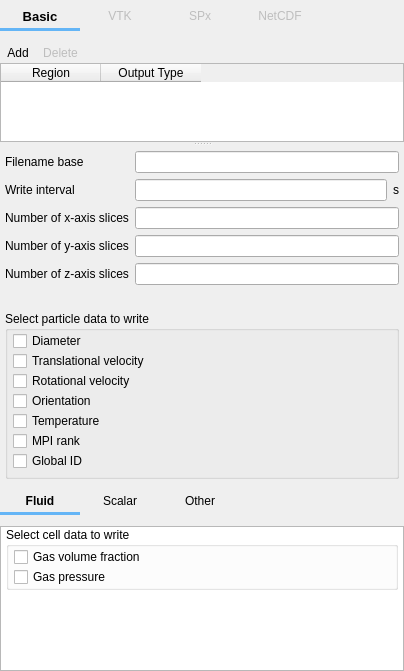
Qt form mfixgui/uifiles/output.ui (truongd8593/mfix) before a commit.
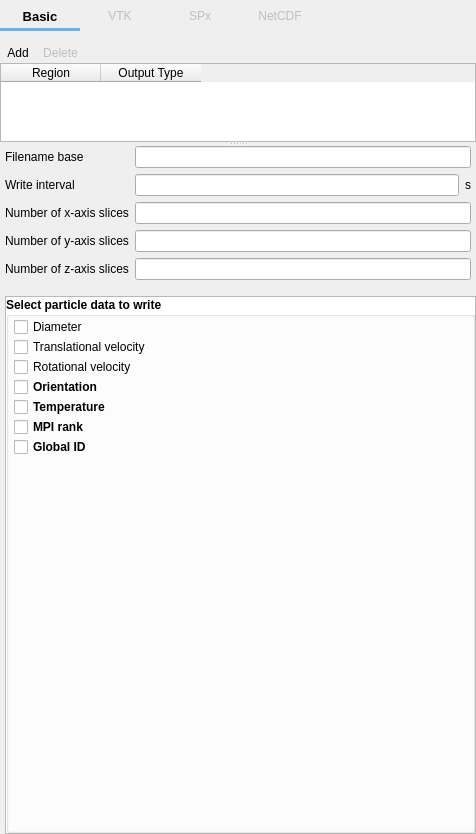
The same form after that commit. The open tabs and pages were chosen to show the change. Custom widgets are drawn as their Qt base class.

Commit message: Output pane, particle data

```diff
--- a/mfixgui/uifiles/output.ui
+++ b/mfixgui/uifiles/output.ui
@@ -6,8 +6,8 @@
    <rect>
     <x>0</x>
     <y>0</y>
-    <width>404</width>
-    <height>669</height>
+    <width>476</width>
+    <height>834</height>
    </rect>
   </property>
   <layout class="QVBoxLayout" name="verticalLayout">
@@ -163,9 +163,6 @@
         <property name="enabled">
          <bool>false</bool>
         </property>
-        <property name="toolTip">
-         <string>Discrete Element Model</string>
-        </property>
         <property name="text">
          <string>VTK</string>
         </property>
@@ -186,7 +183,7 @@
       </font>
      </property>
      <property name="currentIndex">
-      <number>1</number>
+      <number>0</number>
      </property>
      <widget class="QWidget" name="page_basic">
       <layout class="QGridLayout" name="gridLayout">
@@ -487,7 +484,7 @@
                 <item>
                  <widget class="QToolButton" name="toolbutton_add">
                   <property name="toolTip">
-                   <string>Define new point source over one or more regions</string>
+                   <string>Define new VTK output over one or more regions</string>
                   </property>
                   <property name="text">
                    <string>Add</string>
@@ -503,7 +500,7 @@
                    <bool>false</bool>
                   </property>
                   <property name="toolTip">
-                   <string>Delete point source for region</string>
+                   <string>Delete VTK output definition for region</string>
                   </property>
                   <property name="text">
                    <string>Delete</string>
@@ -578,7 +575,7 @@
           <property name="frameShadow">
            <enum>QFrame::Plain</enum>
           </property>
-          <layout class="QGridLayout" name="gridLayout_7">
+          <layout class="QGridLayout" name="gridLayout_12">
            <property name="leftMargin">
             <number>0</number>
            </property>
@@ -597,13 +594,13 @@
               <number>5</number>
              </property>
              <property name="topMargin">
-              <number>5</number>
+              <number>0</number>
              </property>
              <property name="rightMargin">
               <number>5</number>
              </property>
              <property name="bottomMargin">
-              <number>5</number>
+              <number>10</number>
              </property>
              <property name="spacing">
               <number>6</number>
@@ -672,113 +669,28 @@
              <item row="4" column="1" colspan="2">
               <widget class="LineEdit" name="lineedit_keyword_vtk_nzs_args_V"/>
              </item>
-             <item row="5" column="0">
-              <widget class="QLabel" name="label_particle_data_spacer">
-               <property name="text">
-                <string/>
-               </property>
-              </widget>
-             </item>
-             <item row="6" column="0" colspan="3">
-              <widget class="QGroupBox" name="groupbox_particle_data">
-               <property name="font">
-                <font>
-                 <weight>50</weight>
-                 <bold>false</bold>
-                </font>
-               </property>
-               <property name="title">
-                <string>Select particle data to write</string>
-               </property>
-               <layout class="QGridLayout" name="gridLayout_9">
+            </layout>
+           </item>
+           <item row="1" column="0">
+            <widget class="QStackedWidget" name="stackedwidget_vtk_data">
+             <property name="currentIndex">
+              <number>1</number>
+             </property>
+             <widget class="QWidget" name="subpage_cell">
+              <layout class="QGridLayout" name="gridLayout_7">
                 <property name="leftMargin">
-                 <number>5</number>
+                <number>0</number>
                 </property>
                 <property name="topMargin">
-                 <number>0</number>
+                <number>5</number>
                 </property>
                 <property name="rightMargin">
                  <number>0</number>
                 </property>
                 <property name="bottomMargin">
-                 <number>5</number>
-                </property>
-                <property name="spacing">
                  <number>0</number>
                 </property>
-                <item row="3" column="0">
-                 <widget class="CheckBox" name="checkbox_keyword_vtk_part_orientation_args_V">
-                  <property name="text">
-                   <string>Orientation</string>
-                  </property>
-                 </widget>
-                </item>
-                <item row="1" column="0">
-                 <widget class="CheckBox" name="checkbox_keyword_vtk_part_vel_args_V">
-                  <property name="font">
-                   <font>
-                    <weight>50</weight>
-                    <bold>false</bold>
-                   </font>
-                  </property>
-                  <property name="text">
-                   <string>Translational velocity</string>
-                  </property>
-                 </widget>
-                </item>
-                <item row="5" column="0">
-                 <widget class="CheckBox" name="checkbox_keyword_vtk_part_rank_args_V">
-                  <property name="text">
-                   <string>MPI rank</string>
-                  </property>
-                 </widget>
-                </item>
-                <item row="4" column="0">
-                 <widget class="CheckBox" name="checkbox_keyword_vtk_part_temp_args_V">
-                  <property name="text">
-                   <string>Temperature</string>
-                  </property>
-                 </widget>
-                </item>
-                <item row="2" column="0">
-                 <widget class="CheckBox" name="checkbox_keyword_vtk_part_angular_vel_args_V">
-                  <property name="font">
-                   <font>
-                    <weight>50</weight>
-                    <bold>false</bold>
-                   </font>
-                  </property>
-                  <property name="text">
-                   <string>Rotational velocity</string>
-                  </property>
-                 </widget>
-                </item>
                 <item row="0" column="0">
-                 <widget class="CheckBox" name="checkbox_keyword_vtk_part_diameter_args_V">
-                  <property name="font">
-                   <font>
-                    <weight>50</weight>
-                    <bold>false</bold>
-                   </font>
-                  </property>
-                  <property name="text">
-                   <string>Diameter</string>
-                  </property>
-                 </widget>
-                </item>
-                <item row="6" column="0">
-                 <widget class="CheckBox" name="checkbox_keyword_vtk_part_id_args_V">
-                  <property name="text">
-                   <string>Global ID</string>
-                  </property>
-                 </widget>
-                </item>
-               </layout>
-              </widget>
-             </item>
-            </layout>
-           </item>
-           <item row="2" column="0">
             <layout class="QHBoxLayout" name="bottom_tab_layout">
              <item>
               <widget class="QFrame" name="bottom_tab_frame">
@@ -910,38 +822,26 @@
              </item>
             </layout>
            </item>
-           <item row="3" column="0">
-            <widget class="QScrollArea" name="scrollarea_cell_data">
-             <property name="sizePolicy">
-              <sizepolicy hsizetype="Expanding" vsizetype="MinimumExpanding">
-               <horstretch>0</horstretch>
-               <verstretch>0</verstretch>
-              </sizepolicy>
-             </property>
-             <property name="minimumSize">
-              <size>
-               <width>0</width>
-               <height>0</height>
-              </size>
-             </property>
+               <item row="1" column="0">
+                <widget class="QScrollArea" name="scrollarea_cell">
              <property name="styleSheet">
-              <string notr="true">QWidget#detail_pane {background-color: white}</string>
+                  <string notr="true">QWidget#scrollarea_cell_contents{background-color:white}</string>
              </property>
              <property name="widgetResizable">
               <bool>true</bool>
              </property>
-             <widget class="QWidget" name="detail_pane">
+                 <widget class="QWidget" name="scrollarea_cell_contents">
               <property name="geometry">
                <rect>
                 <x>0</x>
                 <y>0</y>
-                <width>402</width>
-                <height>237</height>
-               </rect>
-              </property>
-              <layout class="QGridLayout" name="gridLayout_4">
+                    <width>166</width>
+                    <height>63</height>
+                   </rect>
+                  </property>
+                  <layout class="QGridLayout" name="gridLayout_11">
                <property name="leftMargin">
-                <number>0</number>
+                    <number>5</number>
                </property>
                <property name="topMargin">
                 <number>0</number>
@@ -952,56 +852,12 @@
                <property name="bottomMargin">
                 <number>0</number>
                </property>
-               <property name="spacing">
-                <number>0</number>
-               </property>
-               <item row="2" column="0">
-                <spacer name="verticalSpacer">
-                 <property name="orientation">
-                  <enum>Qt::Vertical</enum>
-                 </property>
-                 <property name="sizeHint" stdset="0">
-                  <size>
-                   <width>20</width>
-                   <height>40</height>
-                  </size>
-                 </property>
-                </spacer>
-               </item>
-               <item row="0" column="0" rowspan="2" colspan="2">
-                <widget class="QStackedWidget" name="stackedwidget">
-                 <property name="sizePolicy">
-                  <sizepolicy hsizetype="Preferred" vsizetype="MinimumExpanding">
-                   <horstretch>0</horstretch>
-                   <verstretch>0</verstretch>
-                  </sizepolicy>
-                 </property>
-                 <property name="currentIndex">
-                  <number>0</number>
-                 </property>
-                 <widget class="QWidget" name="page_fluid">
-                  <layout class="QVBoxLayout" name="verticalLayout_2">
-                   <property name="spacing">
-                    <number>6</number>
-                   </property>
-                   <property name="leftMargin">
-                    <number>5</number>
-                   </property>
-                   <property name="topMargin">
-                    <number>0</number>
-                   </property>
-                   <property name="rightMargin">
-                    <number>5</number>
-                   </property>
-                   <property name="bottomMargin">
-                    <number>0</number>
-                   </property>
-                   <item>
+                   <item row="0" column="0">
                     <widget class="QGroupBox" name="groupbox_cell_data">
                      <property name="font">
                       <font>
-                       <weight>50</weight>
-                       <bold>false</bold>
+                       <weight>75</weight>
+                       <bold>true</bold>
                       </font>
                      </property>
                      <property name="title">
@@ -1037,11 +893,8 @@
                         </property>
                        </widget>
                       </item>
-                     </layout>
-                    </widget>
-                   </item>
-                   <item>
-                    <spacer name="verticalSpacer_2">
+                      <item row="2" column="0">
+                       <spacer name="spacer_cell_data">
                      <property name="orientation">
                       <enum>Qt::Vertical</enum>
                      </property>
@@ -1055,48 +908,153 @@
                    </item>
                   </layout>
                  </widget>
-                 <widget class="QWidget" name="page_dummy_solids_L">
-                  <property name="autoFillBackground">
+                   </item>
+                  </layout>
+                 </widget>
+                </widget>
+               </item>
+              </layout>
+             </widget>
+             <widget class="QWidget" name="subpage_particle">
+              <layout class="QGridLayout" name="gridLayout_9">
+               <property name="leftMargin">
+                <number>5</number>
+               </property>
+               <property name="topMargin">
+                <number>0</number>
+               </property>
+               <property name="rightMargin">
+                <number>0</number>
+               </property>
+               <property name="bottomMargin">
+                <number>0</number>
+               </property>
+               <item row="0" column="0">
+                <widget class="QScrollArea" name="scrollarea_particle">
+                 <property name="styleSheet">
+                  <string notr="true">QWidget#scrollarea_particle_contents{background-color:white}</string>
+                 </property>
+                 <property name="widgetResizable">
                    <bool>true</bool>
                   </property>
-                  <layout class="QGridLayout" name="gridLayout_12">
+                 <widget class="QWidget" name="scrollarea_particle_contents">
+                  <property name="geometry">
+                   <rect>
+                    <x>0</x>
+                    <y>0</y>
+                    <width>469</width>
+                    <height>535</height>
+                   </rect>
+                  </property>
+                  <layout class="QGridLayout" name="gridLayout_13">
+                   <property name="leftMargin">
+                    <number>0</number>
+                   </property>
+                   <property name="topMargin">
+                    <number>0</number>
+                   </property>
+                   <property name="rightMargin">
+                    <number>0</number>
+                   </property>
+                   <property name="bottomMargin">
+                    <number>0</number>
+                   </property>
                    <item row="0" column="0">
-                    <widget class="QLabel" name="label_dummy_solids_L">
-                     <property name="autoFillBackground">
-                      <bool>false</bool>
+                    <widget class="QGroupBox" name="groupbox_particle_data">
+                     <property name="font">
+                      <font>
+                       <weight>75</weight>
+                       <bold>true</bold>
+                      </font>
                      </property>
-                     <property name="styleSheet">
-                      <string notr="true">background-color: white</string>
+                     <property name="title">
+                      <string>Select particle data to write</string>
                      </property>
-                     <property name="text">
-                      <string>LEFT</string>
-                     </property>
-                    </widget>
-                   </item>
-                  </layout>
-                 </widget>
-                 <widget class="QWidget" name="page_solids">
-                  <property name="styleSheet">
-                   <string notr="true"/>
-                  </property>
-                  <layout class="QVBoxLayout" name="verticalLayout_5">
+                     <layout class="QGridLayout" name="gridLayout_10">
+                      <property name="leftMargin">
+                       <number>5</number>
+                      </property>
+                      <property name="topMargin">
+                       <number>0</number>
+                      </property>
+                      <property name="rightMargin">
+                       <number>0</number>
+                      </property>
+                      <property name="bottomMargin">
+                       <number>5</number>
+                      </property>
                    <property name="spacing">
-                    <number>6</number>
-                   </property>
-                   <property name="leftMargin">
                     <number>0</number>
                    </property>
-                   <property name="topMargin">
-                    <number>0</number>
-                   </property>
-                   <property name="rightMargin">
-                    <number>0</number>
-                   </property>
-                   <property name="bottomMargin">
-                    <number>0</number>
-                   </property>
-                   <item>
-                    <spacer name="verticalSpacer_3">
+                      <item row="3" column="0">
+                       <widget class="CheckBox" name="checkbox_keyword_vtk_part_orientation_args_V">
+                        <property name="text">
+                         <string>Orientation</string>
+                        </property>
+                       </widget>
+                      </item>
+                      <item row="1" column="0">
+                       <widget class="CheckBox" name="checkbox_keyword_vtk_part_vel_args_V">
+                        <property name="font">
+                         <font>
+                          <weight>50</weight>
+                          <bold>false</bold>
+                         </font>
+                        </property>
+                        <property name="text">
+                         <string>Translational velocity</string>
+                        </property>
+                       </widget>
+                      </item>
+                      <item row="5" column="0">
+                       <widget class="CheckBox" name="checkbox_keyword_vtk_part_rank_args_V">
+                        <property name="text">
+                         <string>MPI rank</string>
+                        </property>
+                       </widget>
+                      </item>
+                      <item row="4" column="0">
+                       <widget class="CheckBox" name="checkbox_keyword_vtk_part_temp_args_V">
+                        <property name="text">
+                         <string>Temperature</string>
+                        </property>
+                       </widget>
+                      </item>
+                      <item row="2" column="0">
+                       <widget class="CheckBox" name="checkbox_keyword_vtk_part_angular_vel_args_V">
+                        <property name="font">
+                         <font>
+                          <weight>50</weight>
+                          <bold>false</bold>
+                         </font>
+                        </property>
+                        <property name="text">
+                         <string>Rotational velocity</string>
+                        </property>
+                       </widget>
+                      </item>
+                      <item row="0" column="0">
+                       <widget class="CheckBox" name="checkbox_keyword_vtk_part_diameter_args_V">
+                        <property name="font">
+                         <font>
+                          <weight>50</weight>
+                          <bold>false</bold>
+                         </font>
+                        </property>
+                        <property name="text">
+                         <string>Diameter</string>
+                        </property>
+                       </widget>
+                      </item>
+                      <item row="6" column="0">
+                       <widget class="CheckBox" name="checkbox_keyword_vtk_part_id_args_V">
+                        <property name="text">
+                         <string>Global ID</string>
+                        </property>
+                       </widget>
+                      </item>
+                      <item row="7" column="0">
+                       <spacer name="spacer_particle_data">
                      <property name="orientation">
                       <enum>Qt::Vertical</enum>
                      </property>
@@ -1110,39 +1068,16 @@
                    </item>
                   </layout>
                  </widget>
-                 <widget class="QWidget" name="page_dummy_solids_R">
-                  <property name="autoFillBackground">
-                   <bool>true</bool>
-                  </property>
-                  <layout class="QGridLayout" name="gridLayout_11">
-                   <item row="0" column="0">
-                    <widget class="QLabel" name="label_dummy_solids_R">
-                     <property name="autoFillBackground">
-                      <bool>false</bool>
-                     </property>
-                     <property name="styleSheet">
-                      <string notr="true">background-color: white</string>
-                     </property>
-                     <property name="text">
-                      <string>RIGHT</string>
-                     </property>
-                    </widget>
                    </item>
                   </layout>
                  </widget>
-                 <widget class="QWidget" name="page_scalar"/>
-                 <widget class="QWidget" name="page_other"/>
                 </widget>
                </item>
               </layout>
-              <zorder>stackedwidget</zorder>
-              <zorder>verticalSpacer</zorder>
              </widget>
             </widget>
            </item>
           </layout>
-          <zorder>scrollarea_cell_data</zorder>
-          <zorder></zorder>
          </widget>
         </widget>
        </item>
@@ -1699,7 +1634,6 @@
       </layout>
      </widget>
      <widget class="QWidget" name="page_netcdf"/>
-     <widget class="QWidget" name="page_particle"/>
     </widget>
    </item>
   </layout>
```
Lines whose indentation alone changed are shown as unchanged. The commit also changes 1 other file.
